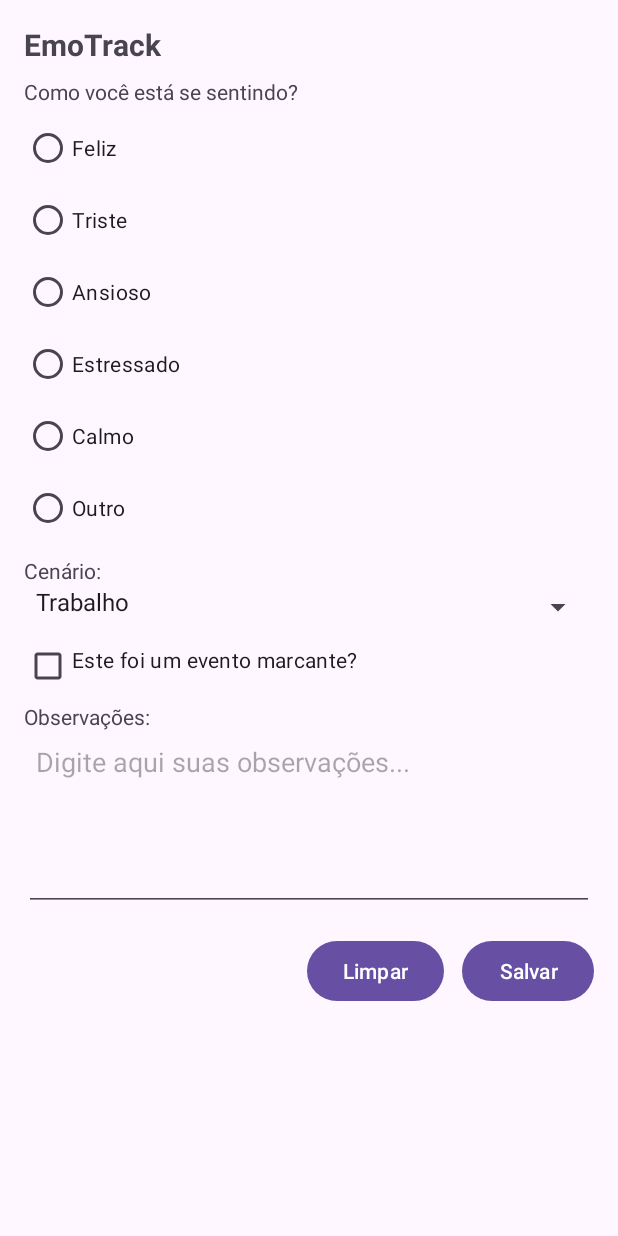
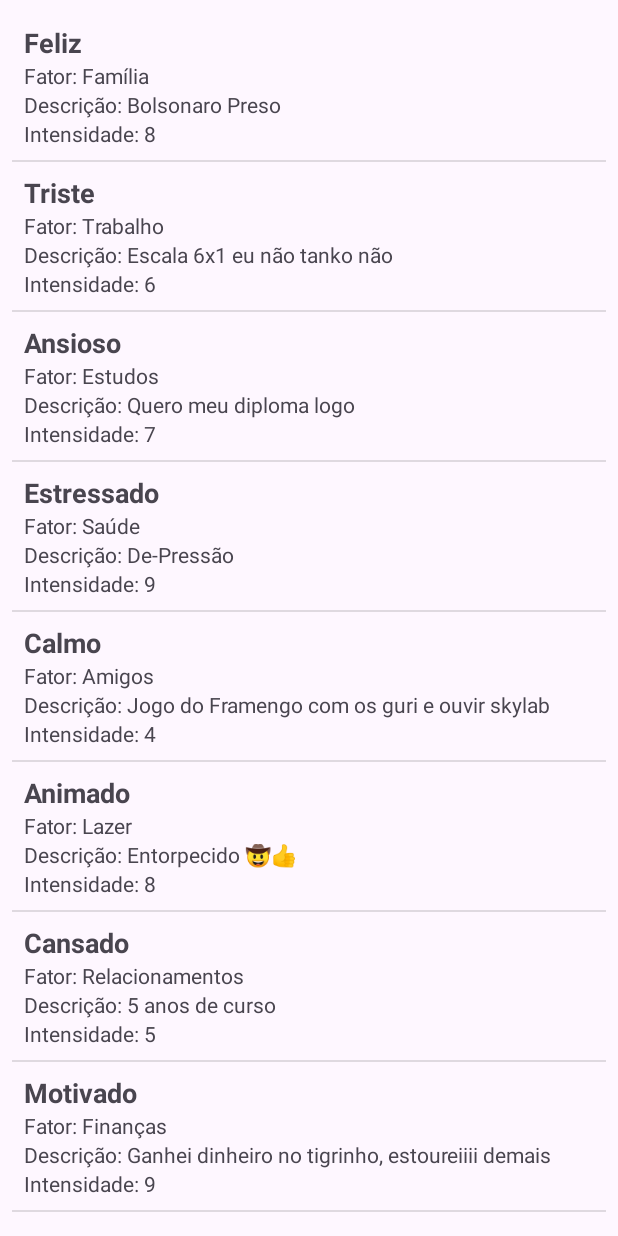
Before and after one commit to Noghiros/EmoTrack, an Android app: the screen it shows after launch (MainActivity before the commit, ListaSentimentos after it), on a phone screen of 412 x 824 dp. Run offline under Robolectric (Android 15) with nearby library versions, the phone set to English and light mode, and no system bars.

Commit message:
Entrega 2 - Lista de Sentimentos com ListView e Adapter

```diff
--- a/app/src/main/AndroidManifest.xml
+++ b/app/src/main/AndroidManifest.xml
@@ -9,14 +9,21 @@
         android:roundIcon="@mipmap/ic_launcher_round"
         android:supportsRtl="true"
         android:theme="@style/Theme.Material3.DayNight.NoActionBar">
+
+        <!-- Tela da Entega 2 -->
         <activity
-            android:name=".MainActivity"
+            android:name=".ListaSentimentos"
             android:exported="true">
             <intent-filter>
                 <action android:name="android.intent.action.MAIN"/>
                 <category android:name="android.intent.category.LAUNCHER"/>
             </intent-filter>
         </activity>
+
+        <!-- Tela da Entrega 1 -->
+        <activity
+            android:name=".MainActivity"
+            android:exported="true" />
     </application>
 
 </manifest>
--- /dev/null
+++ b/app/src/main/java/com/example/emotrack/ListaSentimentos.java
@@ -0,0 +1,42 @@
+package com.example.emotrack;
+
+import android.os.Bundle;
+import android.view.View;
+import android.widget.AdapterView;
+import android.widget.ListView;
+import android.widget.Toast;
+
+import androidx.appcompat.app.AppCompatActivity;
+
+public class ListaSentimentos extends AppCompatActivity {
+
+    @Override
+    protected void onCreate(Bundle savedInstanceState) {
+        super.onCreate(savedInstanceState);
+        setContentView(R.layout.activity_lista_sentimentos);
+
+        // Carregar os arrays do strings.xml
+        String[] nomes = getResources().getStringArray(R.array.sentimentos_nomes);
+        String[] fatores = getResources().getStringArray(R.array.sentimentos_fatores);
+        String[] descricoes = getResources().getStringArray(R.array.sentimentos_descricoes);
+        int[] intensidades = getResources().getIntArray(R.array.sentimentos_intensidades);
+
+        // ListView
+        ListView listView = findViewById(R.id.listViewSentimentos);
+
+        // Adapter personalizado
+        SentimentoAdapter adapter = new SentimentoAdapter(this, nomes, fatores, descricoes, intensidades);
+        listView.setAdapter(adapter);
+
+        // Clique em um item → mostrar Toast
+        listView.setOnItemClickListener(new AdapterView.OnItemClickListener() {
+            @Override
+            public void onItemClick(AdapterView<?> parent, View view, int position, long id) {
+                String msg = "Você clicou em: " + nomes[position] +
+                        " | Fator: " + fatores[position] +
+                        " | Intensidade: " + intensidades[position];
+                Toast.makeText(ListaSentimentos.this, msg, Toast.LENGTH_SHORT).show();
+            }
+        });
+    }
+}
--- /dev/null
+++ b/app/src/main/java/com/example/emotrack/Sentimento.java
@@ -0,0 +1,21 @@
+package com.example.emotrack;
+
+public class Sentimento {
+    private String nome;        // Ex: "Feliz"
+    private String fator;       // Ex: "Trabalho", "Família"
+    private String descricao;   // Uma frase sobre o sentimento
+    private int intensidade;    // Ex: nível de 1 a 10
+
+    public Sentimento(String nome, String fator, String descricao, int intensidade) {
+        this.nome = nome;
+        this.fator = fator;
+        this.descricao = descricao;
+        this.intensidade = intensidade;
+    }
+
+    // Getters
+    public String getNome() { return nome; }
+    public String getFator() { return fator; }
+    public String getDescricao() { return descricao; }
+    public int getIntensidade() { return intensidade; }
+}
--- /dev/null
+++ b/app/src/main/java/com/example/emotrack/SentimentoAdapter.java
@@ -0,0 +1,60 @@
+package com.example.emotrack;
+
+import android.content.Context;
+import android.view.LayoutInflater;
+import android.view.View;
+import android.view.ViewGroup;
+import android.widget.BaseAdapter;
+import android.widget.TextView;
+
+public class SentimentoAdapter extends BaseAdapter {
+
+    private Context context;
+    private String[] nomes;
+    private String[] fatores;
+    private String[] descricoes;
+    private int[] intensidades;
+
+    public SentimentoAdapter(Context context, String[] nomes, String[] fatores, String[] descricoes, int[] intensidades) {
+        this.context = context;
+        this.nomes = nomes;
+        this.fatores = fatores;
+        this.descricoes = descricoes;
+        this.intensidades = intensidades;
+    }
+
+    @Override
+    public int getCount() {
+        return nomes.length;
+    }
+
+    @Override
+    public Object getItem(int position) {
+        return nomes[position];
+    }
+
+    @Override
+    public long getItemId(int position) {
+        return position;
+    }
+
+    @Override
+    public View getView(int position, View convertView, ViewGroup parent) {
+        if (convertView == null) {
+            LayoutInflater inflater = LayoutInflater.from(context);
+            convertView = inflater.inflate(R.layout.item_sentimento, parent, false);
+        }
+
+        TextView tvNome = convertView.findViewById(R.id.tvNome);
+        TextView tvFator = convertView.findViewById(R.id.tvFator);
+        TextView tvDescricao = convertView.findViewById(R.id.tvDescricao);
+        TextView tvIntensidade = convertView.findViewById(R.id.tvIntensidade);
+
+        tvNome.setText(nomes[position]);
+        tvFator.setText("Fator: " + fatores[position]);
+        tvDescricao.setText("Descrição: " + descricoes[position]);
+        tvIntensidade.setText("Intensidade: " + intensidades[position]);
+
+        return convertView;
+    }
+}
--- /dev/null
+++ b/app/src/main/res/layout/activity_lista_sentimentos.xml
@@ -0,0 +1,13 @@
+<?xml version="1.0" encoding="utf-8"?>
+<LinearLayout xmlns:android="http://schemas.android.com/apk/res/android"
+    android:layout_width="match_parent"
+    android:layout_height="match_parent"
+    android:orientation="vertical"
+    android:padding="8dp">
+
+    <ListView
+        android:id="@+id/listViewSentimentos"
+        android:layout_width="match_parent"
+        android:layout_height="match_parent" />
+
+</LinearLayout>
--- /dev/null
+++ b/app/src/main/res/layout/item_sentimento.xml
@@ -0,0 +1,34 @@
+<?xml version="1.0" encoding="utf-8"?>
+<LinearLayout xmlns:android="http://schemas.android.com/apk/res/android"
+    android:layout_width="match_parent"
+    android:layout_height="wrap_content"
+    android:orientation="vertical"
+    android:padding="8dp">
+
+    <TextView
+        android:id="@+id/tvNome"
+        android:layout_width="wrap_content"
+        android:layout_height="wrap_content"
+        android:text="Nome"
+        android:textStyle="bold"
+        android:textSize="18sp" />
+
+    <TextView
+        android:id="@+id/tvFator"
+        android:layout_width="wrap_content"
+        android:layout_height="wrap_content"
+        android:text="Fator" />
+
+    <TextView
+        android:id="@+id/tvDescricao"
+        android:layout_width="wrap_content"
+        android:layout_height="wrap_content"
+        android:text="Descrição" />
+
+    <TextView
+        android:id="@+id/tvIntensidade"
+        android:layout_width="wrap_content"
+        android:layout_height="wrap_content"
+        android:text="Intensidade" />
+
+</LinearLayout>
--- a/app/src/main/res/values/strings.xml
+++ b/app/src/main/res/values/strings.xml
@@ -33,4 +33,60 @@
     <string name="toast_erro_radio">Por favor, selecione um sentimento!</string>
     <string name="toast_erro_obs">Por favor, preencha as observações!</string>
 
+    <!-- Nomes dos sentimentos -->
+    <string-array name="sentimentos_nomes">
+        <item>Feliz</item>
+        <item>Triste</item>
+        <item>Ansioso</item>
+        <item>Estressado</item>
+        <item>Calmo</item>
+        <item>Animado</item>
+        <item>Cansado</item>
+        <item>Motivado</item>
+        <item>Confuso</item>
+        <item>Outro</item>
+    </string-array>
+
+    <!-- Fatores -->
+    <string-array name="sentimentos_fatores">
+        <item>Família</item>
+        <item>Trabalho</item>
+        <item>Estudos</item>
+        <item>Saúde</item>
+        <item>Amigos</item>
+        <item>Lazer</item>
+        <item>Relacionamentos</item>
+        <item>Finanças</item>
+        <item>Ambiente</item>
+        <item>Clima</item>
+    </string-array>
+
+    <!-- Descrições -->
+    <string-array name="sentimentos_descricoes">
+        <item>Bolsonaro Preso</item>
+        <item>Escala 6x1 eu não tanko não</item>
+        <item>Quero meu diploma logo</item>
+        <item>De-Pressão</item>
+        <item>Jogo do Framengo com os guri e ouvir skylab</item>
+        <item>Entorpecido 🤠👍</item>
+        <item>5 anos de curso </item>
+        <item>Ganhei dinheiro no tigrinho, estoureiiii demais</item>
+        <item>Fazer o L ou a Arminha?</item>
+        <item>Falta de dinheiro 💸</item>
+    </string-array>
+
+    <!-- Intensidades -->
+    <integer-array name="sentimentos_intensidades">
+        <item>8</item>
+        <item>6</item>
+        <item>7</item>
+        <item>9</item>
+        <item>4</item>
+        <item>8</item>
+        <item>5</item>
+        <item>9</item>
+        <item>6</item>
+        <item>3</item>
+    </integer-array>
+
 </resources>
```
